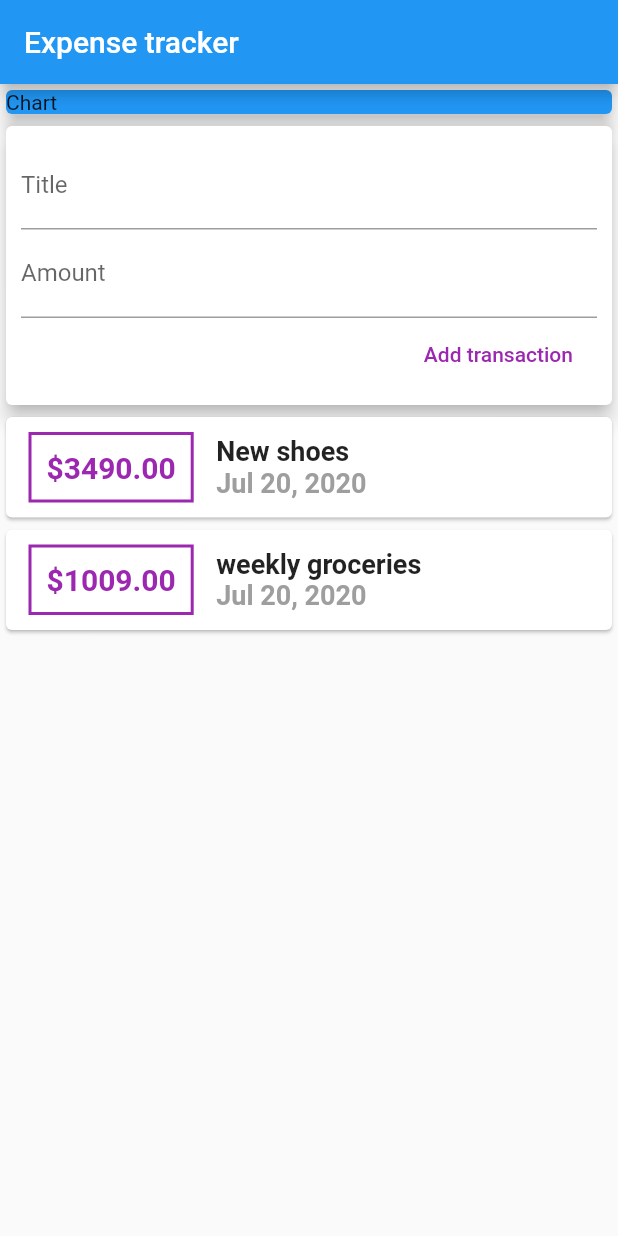
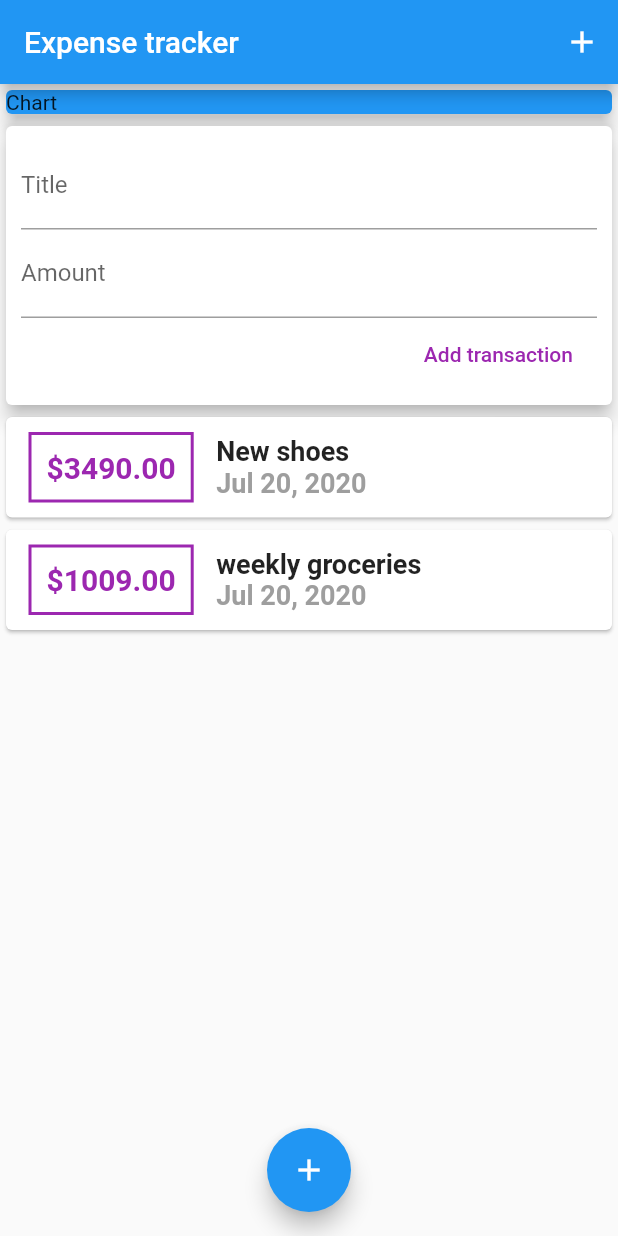
Before and after one commit to alabobriggs/expense-tracker-app, a Flutter app: the screen it shows after launch, on a phone screen of 412 x 824 dp. Run offline on Flutter 3.47's test engine with Material 2 defaults, Android fonts, the phone set to English and light mode, and no system bars.

Commit message:
add floating button

```diff
--- a/lib/main.dart
+++ b/lib/main.dart
@@ -11,6 +11,12 @@ class MyApp extends StatelessWidget {
       home: Scaffold(
         appBar: AppBar(
           title: Text('Expense tracker'),
+          actions: <Widget>[
+            IconButton(
+              icon: Icon(Icons.add),
+              onPressed: () {},
+            ),
+          ],
         ),
         body: SingleChildScrollView(
           child: Column(
@@ -27,7 +33,13 @@ class MyApp extends StatelessWidget {
             ],
             crossAxisAlignment: CrossAxisAlignment.stretch,
           ),
-          )),
+        ),
+        floatingActionButtonLocation: FloatingActionButtonLocation.centerFloat,
+        floatingActionButton: FloatingActionButton(
+          child: Icon(Icons.add),
+          onPressed: () {},
+        ),
+      ),
     );
   }
 }
```
Lines whose indentation alone changed are shown as unchanged.
